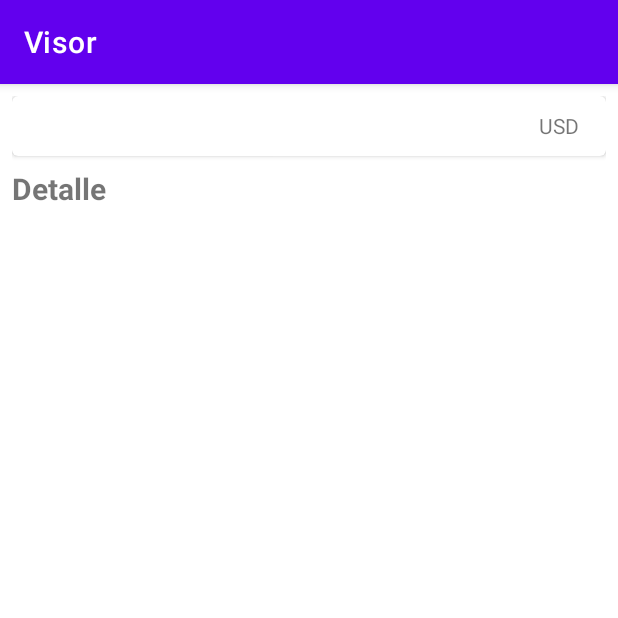
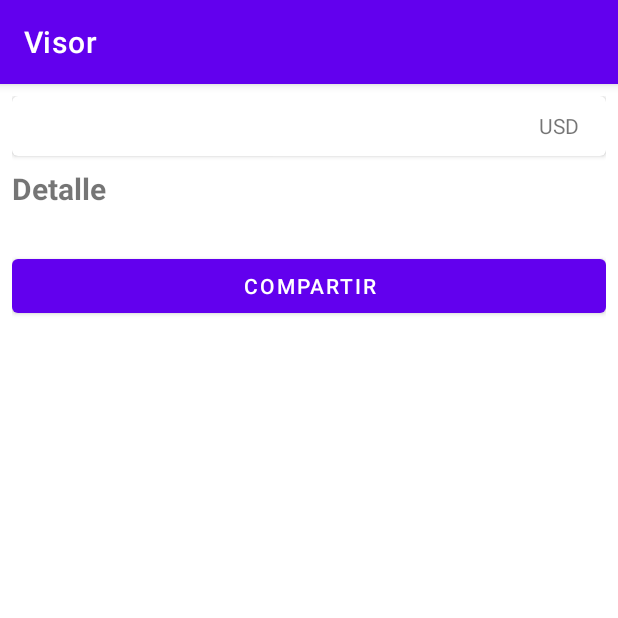
Before and after one commit to elicasama/cripto-visor, an Android app: the MonedaActivity screen opened directly, with no data from a screen before it, on a phone screen of 412 x 824 dp, the top half of it. Run offline under Robolectric (Android 15) with nearby library versions, the phone set to English and light mode, and no system bars; pictures from the network do not load; 1 statement that could not run was skipped.

Commit message:
Agregamos la oposibilidad de compartir el detalle de una moneda

```diff
--- a/app/src/main/java/com/example/visor/activities/MonedaActivity.kt
+++ b/app/src/main/java/com/example/visor/activities/MonedaActivity.kt
@@ -29,5 +29,8 @@ class MonedaActivity : BaseActivity(R.layout.activity_moneda){
 
         detalle_moneda.text = detalle
 
+        boton_compartir.setOnClickListener {
+            compartir(detalle)
+        }
     }
 }
--- a/app/src/main/res/layout/activity_moneda.xml
+++ b/app/src/main/res/layout/activity_moneda.xml
@@ -14,7 +14,6 @@
         android:textStyle="bold"
         android:textSize="20sp"
         android:layout_marginTop="8dp">
-
     </TextView>
 
     <TextView
@@ -23,7 +22,14 @@
         android:layout_height="wrap_content"
         tools:text="Para la preview"
         android:layout_marginTop="8dp">
-
     </TextView>
 
+    <Button
+        android:id="@+id/boton_compartir"
+        android:layout_width="match_parent"
+        android:layout_height="wrap_content"
+        android:text="@string/compartir"
+        android:padding="8dp">
+    </Button>
+
 </LinearLayout>
--- a/app/src/main/res/values/strings.xml
+++ b/app/src/main/res/values/strings.xml
@@ -13,4 +13,5 @@
     </string>
     <string name="si">Si</string>
     <string name="no">No</string>
+    <string name="compartir">Compartir</string>
 </resources>
```
Also changed, not shown: app/src/main/java/com/example/visor/activities/BaseActivity.kt (+11 -0 lines). Lines whose indentation alone changed are shown as unchanged.
